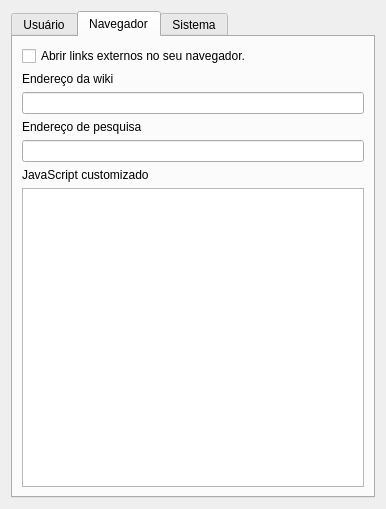
The window that Client/settings.ui (Margarina-not-butter/PestoWiki) describes before a commit, drawn with Qt 5.
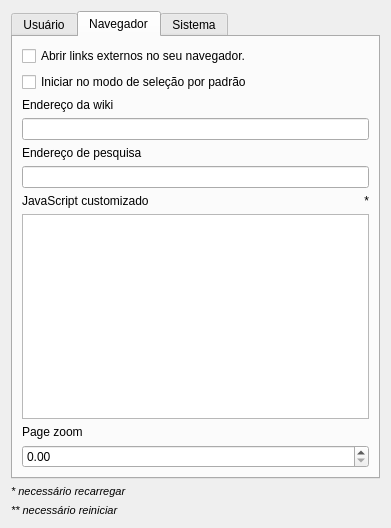
The same window after the commit. The open tabs and pages were chosen to show the change. Icons and pictures are not drawn.

Commit message: Added support for zoom, started writing code for debian package generation and tweaked config UI for better scaling.

Patch:
```diff
--- a/Client/settings.ui
+++ b/Client/settings.ui
@@ -6,8 +6,8 @@
    <rect>
     <x>0</x>
     <y>0</y>
-    <width>386</width>
-    <height>509</height>
+    <width>391</width>
+    <height>528</height>
    </rect>
   </property>
   <property name="sizePolicy">
@@ -202,6 +202,13 @@
          </property>
         </widget>
        </item>
+       <item>
+        <widget class="QCheckBox" name="checkSelectionMode">
+         <property name="text">
+          <string>Iniciar no modo de seleção por padrão</string>
+         </property>
+        </widget>
+       </item>
        <item>
         <widget class="QLabel" name="labelWikiAddress">
          <property name="locale">
@@ -230,15 +237,49 @@
         <widget class="QLineEdit" name="leSearchAddress"/>
        </item>
        <item>
-        <widget class="QLabel" name="labelCustomJS">
-         <property name="text">
-          <string>JavaScript customizado</string>
-         </property>
-        </widget>
+        <layout class="QHBoxLayout" name="horizontalLayout_4">
+         <item>
+          <widget class="QLabel" name="labelCustomJS">
+           <property name="text">
+            <string>JavaScript customizado</string>
+           </property>
+          </widget>
+         </item>
+         <item>
+          <widget class="QLabel" name="label_3">
+           <property name="text">
+            <string>*</string>
+           </property>
+           <property name="alignment">
+            <set>Qt::AlignRight|Qt::AlignTrailing|Qt::AlignVCenter</set>
+           </property>
+          </widget>
+         </item>
+        </layout>
        </item>
        <item>
         <widget class="QPlainTextEdit" name="pteCustomJS"/>
        </item>
+       <item>
+        <widget class="QLabel" name="labelZoom">
+         <property name="text">
+          <string>Page zoom</string>
+         </property>
+        </widget>
+       </item>
+       <item>
+        <widget class="QDoubleSpinBox" name="dsZoomFactor">
+         <property name="minimum">
+          <double>0.000000000000000</double>
+         </property>
+         <property name="maximum">
+          <double>5.000000000000000</double>
+         </property>
+         <property name="singleStep">
+          <double>0.200000000000000</double>
+         </property>
+        </widget>
+       </item>
       </layout>
      </widget>
      <widget class="QWidget" name="tab_3">
@@ -312,6 +353,33 @@
      </widget>
     </widget>
    </item>
+   <item>
+    <widget class="QLabel" name="label">
+     <property name="font">
+      <font>
+       <pointsize>8</pointsize>
+       <italic>true</italic>
+       <underline>false</underline>
+      </font>
+     </property>
+     <property name="text">
+      <string>* necessário recarregar</string>
+     </property>
+    </widget>
+   </item>
+   <item>
+    <widget class="QLabel" name="label_2">
+     <property name="font">
+      <font>
+       <pointsize>8</pointsize>
+       <italic>true</italic>
+      </font>
+     </property>
+     <property name="text">
+      <string>** necessário reiniciar</string>
+     </property>
+    </widget>
+   </item>
   </layout>
  </widget>
  <resources/>
```
Left out of the diff: 70 changed lines with no effect on the pictures. The commit also changes 17 other files.
